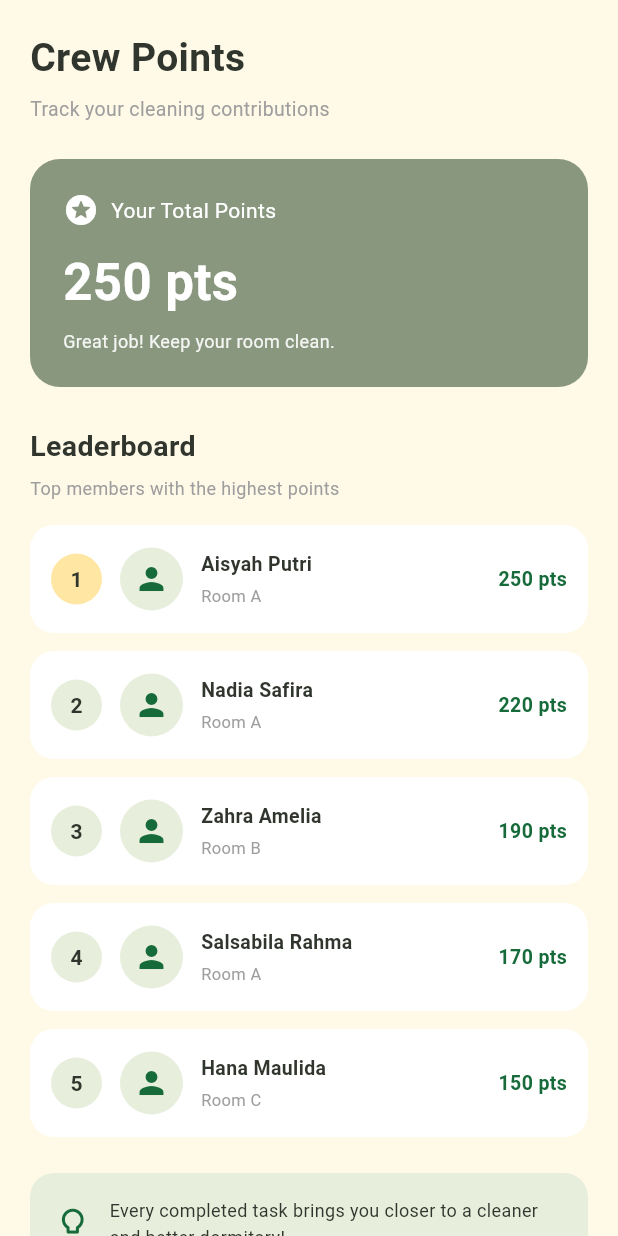
After one commit to salmamami/dutio_mobile, a Flutter app: the CrewPointsScreen screen opened by its route, on a phone screen of 412 x 824 dp. The commit adds this screen. Run offline on Flutter 3.47's test engine with Material 3 defaults, Android fonts, the phone set to English and light mode, and no system bars.

Commit message:
Implements cleaning checklist UI

```diff
--- a/lib/main.dart
+++ b/lib/main.dart
@@ -8,6 +8,7 @@ import 'screens/photo_preview_screen.dart';
 import 'screens/gallery_screen.dart';
 import 'screens/upload_success_screen.dart';
 import 'screens/profile_screen.dart';
+import 'screens/crew_points_screen.dart';
 
 void main() {
   runApp(const DutioApp());
@@ -30,6 +31,7 @@ class DutioApp extends StatelessWidget {
         '/gallery': (context) => const GalleryScreen(),
         '/upload-success': (context) => const UploadSuccessScreen(),
         '/profile': (context) => const ProfileScreen(),
+        '/crew-points': (context) => const CrewPointsScreen(),
       },
     );
   }
--- /dev/null
+++ b/lib/screens/crew_points_screen.dart
@@ -0,0 +1,219 @@
+
+import 'package:flutter/material.dart';
+import '../core/app_theme.dart';
+
+class CrewPointsScreen extends StatelessWidget {
+  const CrewPointsScreen({super.key});
+
+  @override
+  Widget build(BuildContext context) {
+    final members = [
+      {'name': 'Aisyah Putri', 'room': 'Room A', 'points': 250},
+      {'name': 'Nadia Safira', 'room': 'Room A', 'points': 220},
+      {'name': 'Zahra Amelia', 'room': 'Room B', 'points': 190},
+      {'name': 'Salsabila Rahma', 'room': 'Room A', 'points': 170},
+      {'name': 'Hana Maulida', 'room': 'Room C', 'points': 150},
+    ];
+
+    return Scaffold(
+      backgroundColor: AppTheme.cream,
+      body: SafeArea(
+        child: SingleChildScrollView(
+          padding: const EdgeInsets.all(20),
+          child: Column(
+            crossAxisAlignment: CrossAxisAlignment.start,
+            children: [
+              const Text(
+                'Crew Points',
+                style: TextStyle(
+                  fontSize: 26,
+                  fontWeight: FontWeight.bold,
+                  color: AppTheme.dark,
+                ),
+              ),
+              const SizedBox(height: 6),
+              const Text(
+                'Track your cleaning contributions',
+                style: TextStyle(color: Colors.grey, fontSize: 13),
+              ),
+              const SizedBox(height: 24),
+
+              // Total Points Card
+              Container(
+                width: double.infinity,
+                padding: const EdgeInsets.all(22),
+                decoration: BoxDecoration(
+                  color: AppTheme.sage,
+                  borderRadius: BorderRadius.circular(20),
+                ),
+                child: Column(
+                  crossAxisAlignment: CrossAxisAlignment.start,
+                  children: [
+                    const Row(
+                      children: [
+                        Icon(Icons.stars_rounded,
+                            color: Colors.white, size: 24),
+                        SizedBox(width: 8),
+                        Text(
+                          'Your Total Points',
+                          style: TextStyle(
+                            color: Colors.white,
+                            fontSize: 14,
+                          ),
+                        ),
+                      ],
+                    ),
+                    const SizedBox(height: 12),
+                    const Text(
+                      '250 pts',
+                      style: TextStyle(
+                        color: Colors.white,
+                        fontSize: 34,
+                        fontWeight: FontWeight.bold,
+                      ),
+                    ),
+                    const SizedBox(height: 6),
+                    Text(
+                      'Great job! Keep your room clean.',
+                      style: TextStyle(
+                        color: Colors.white.withOpacity(0.9),
+                        fontSize: 12,
+                      ),
+                    ),
+                  ],
+                ),
+              ),
+
+              const SizedBox(height: 26),
+
+              const Text(
+                'Leaderboard',
+                style: TextStyle(
+                  fontSize: 19,
+                  fontWeight: FontWeight.bold,
+                  color: AppTheme.dark,
+                ),
+              ),
+              const SizedBox(height: 6),
+              const Text(
+                'Top members with the highest points',
+                style: TextStyle(fontSize: 12, color: Colors.grey),
+              ),
+              const SizedBox(height: 16),
+
+              ...List.generate(members.length, (index) {
+                final member = members[index];
+
+                return Container(
+                  margin: const EdgeInsets.only(bottom: 12),
+                  padding: const EdgeInsets.symmetric(
+                    horizontal: 14,
+                    vertical: 15,
+                  ),
+                  decoration: BoxDecoration(
+                    color: AppTheme.white,
+                    borderRadius: BorderRadius.circular(16),
+                  ),
+                  child: Row(
+                    children: [
+                      Container(
+                        width: 34,
+                        height: 34,
+                        alignment: Alignment.center,
+                        decoration: BoxDecoration(
+                          color: index == 0
+                              ? const Color(0xFFFFE7A3)
+                              : AppTheme.lightGreen,
+                          shape: BoxShape.circle,
+                        ),
+                        child: Text(
+                          '${index + 1}',
+                          style: const TextStyle(
+                            fontWeight: FontWeight.bold,
+                            color: AppTheme.dark,
+                          ),
+                        ),
+                      ),
+                      const SizedBox(width: 12),
+                      Container(
+                        width: 42,
+                        height: 42,
+                        decoration: const BoxDecoration(
+                          color: AppTheme.lightGreen,
+                          shape: BoxShape.circle,
+                        ),
+                        child: const Icon(
+                          Icons.person,
+                          color: AppTheme.darkGreen,
+                        ),
+                      ),
+                      const SizedBox(width: 12),
+                      Expanded(
+                        child: Column(
+                          crossAxisAlignment: CrossAxisAlignment.start,
+                          children: [
+                            Text(
+                              member['name'] as String,
+                              style: const TextStyle(
+                                fontWeight: FontWeight.w600,
+                                fontSize: 13,
+                                color: AppTheme.dark,
+                              ),
+                            ),
+                            const SizedBox(height: 4),
+                            Text(
+                              member['room'] as String,
+                              style: const TextStyle(
+                                fontSize: 11,
+                                color: Colors.grey,
+                              ),
+                            ),
+                          ],
+                        ),
+                      ),
+                      Text(
+                        '${member['points']} pts',
+                        style: const TextStyle(
+                          color: AppTheme.darkGreen,
+                          fontWeight: FontWeight.bold,
+                          fontSize: 13,
+                        ),
+                      ),
+                    ],
+                  ),
+                );
+              }),
+
+              const SizedBox(height: 12),
+
+              Container(
+                padding: const EdgeInsets.all(16),
+                decoration: BoxDecoration(
+                  color: AppTheme.lightGreen,
+                  borderRadius: BorderRadius.circular(16),
+                ),
+                child: const Row(
+                  children: [
+                    Icon(Icons.lightbulb_outline,
+                        color: AppTheme.darkGreen, size: 25),
+                    SizedBox(width: 12),
+                    Expanded(
+                      child: Text(
+                        'Every completed task brings you closer to a cleaner and better dormitory!',
+                        style: TextStyle(
+                          fontSize: 12,
+                          color: AppTheme.dark,
+                          height: 1.5,
+                        ),
+                      ),
+                    ),
+                  ],
+                ),
+              ),
+            ],
+          ),
+        ),
+      ),
+    );
+  }
+}
```
